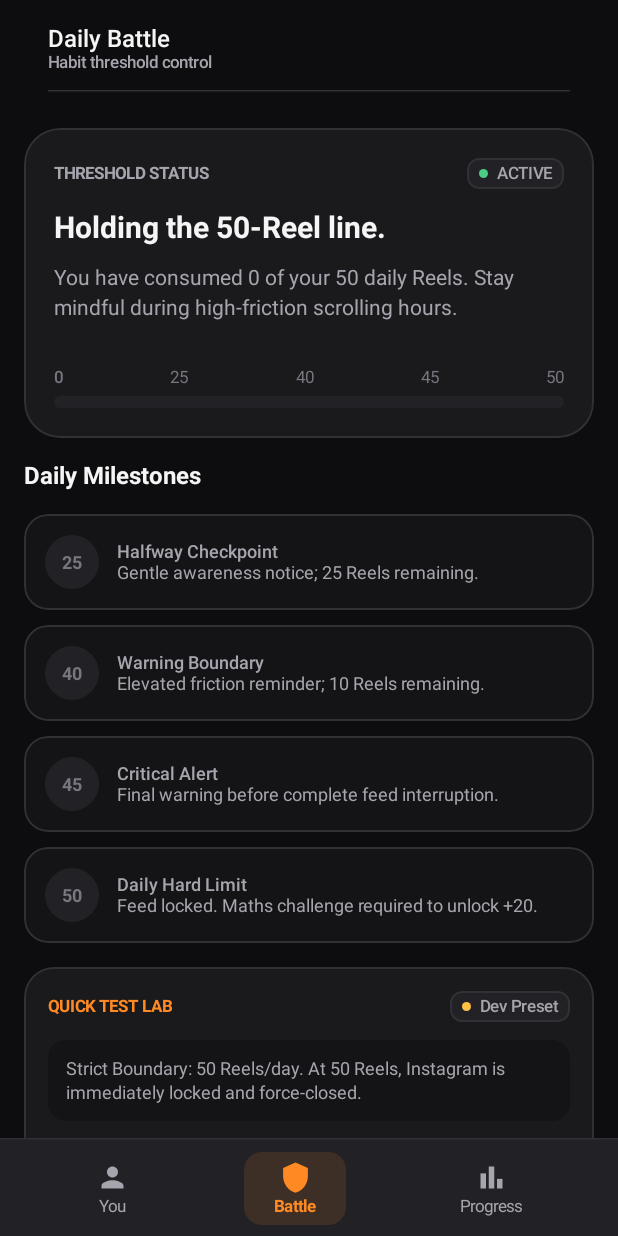
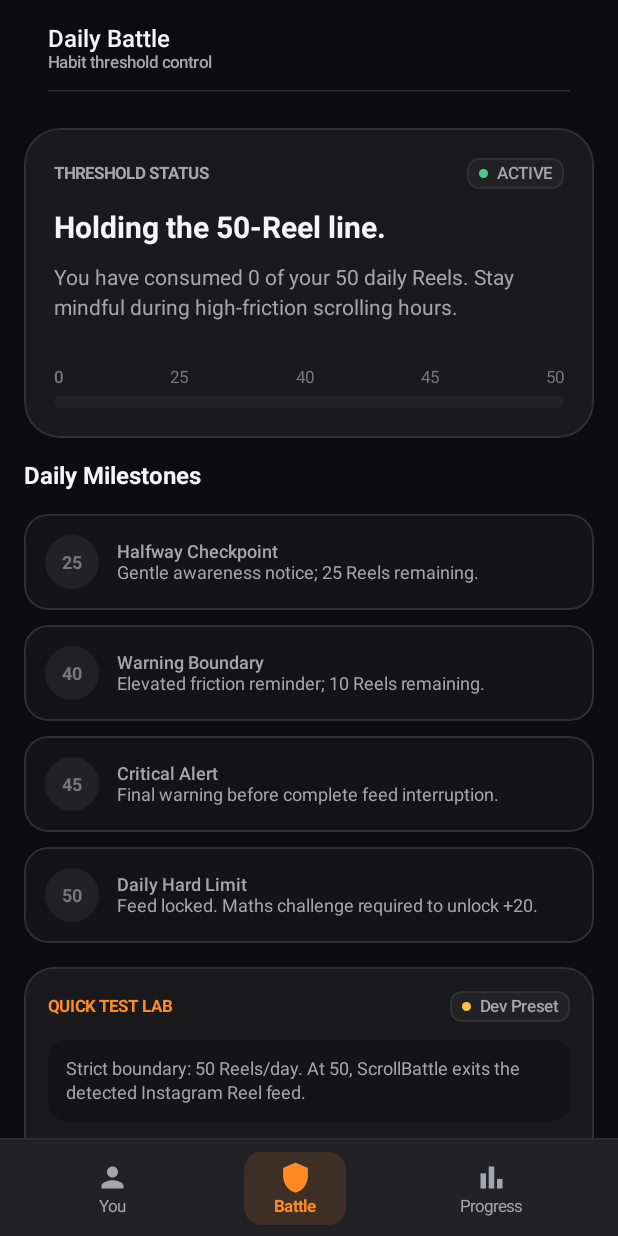
Before and after one commit to NIKHILSINGLAT/ScrollBattle, an Android app built with Jetpack Compose: the composable BattleScreen shown on its own in the app's theme, on a phone screen of 412 x 824 dp. Run offline under Robolectric (Android 15) with nearby library versions, the phone set to English and light mode, and no system bars; our stand-ins replace Navigation 3.

Commit message:
ui: correct enforcement description

```diff
--- a/app/src/main/java/com/scrollbattle/ui/screens/BattleScreen.kt
+++ b/app/src/main/java/com/scrollbattle/ui/screens/BattleScreen.kt
@@ -183,7 +183,7 @@ fun BattleScreen(
                                 .padding(12.dp)
                         ) {
                             Text(
-                                text = "Strict Boundary: 50 Reels/day. At 50 Reels, Instagram is immediately locked and force-closed.",
+                                text = "Strict boundary: 50 Reels/day. At 50, ScrollBattle exits the detected Instagram Reel feed.",
                                 style = MaterialTheme.typography.bodySmall,
                                 color = TextSecondary
                             )
```
